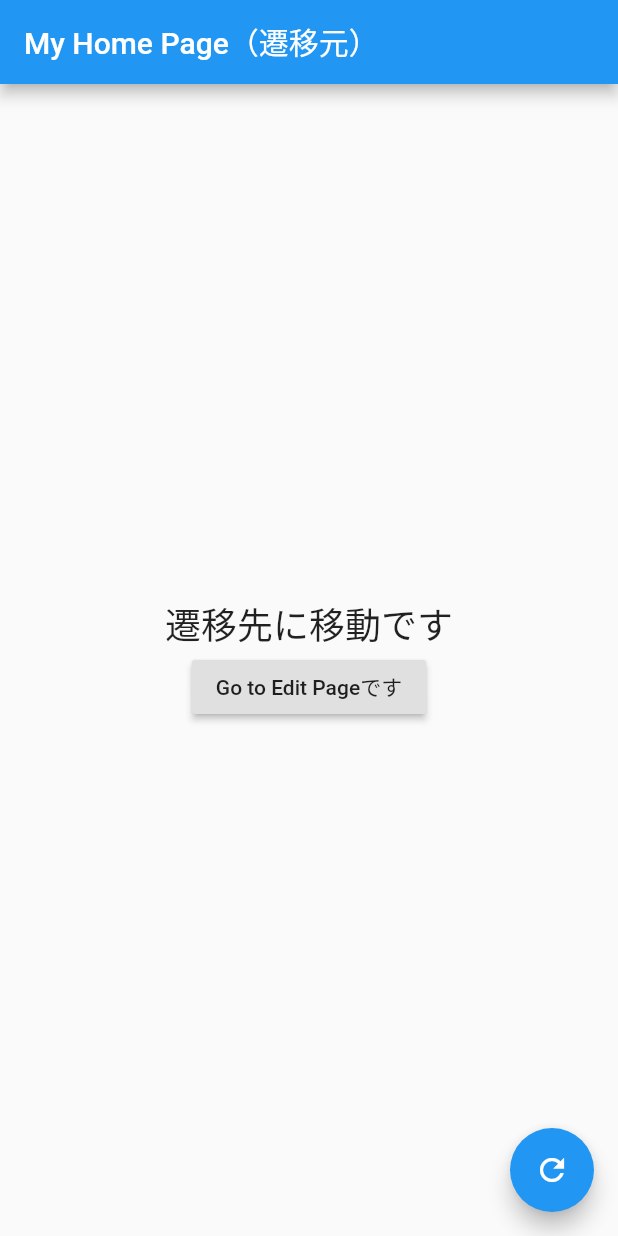
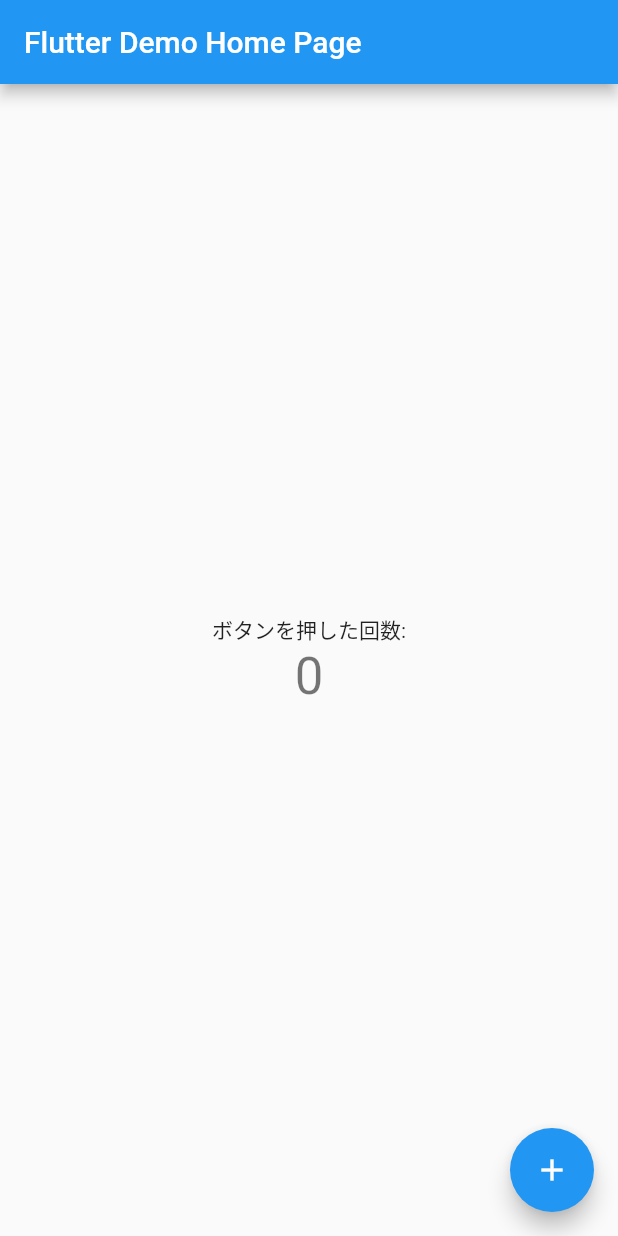
Before and after one commit to masal9pse/flutter-provider-practice, a Flutter app: the screen it shows after launch, on a phone screen of 412 x 824 dp. Run offline on Flutter 3.47's test engine with Material 2 defaults, Android fonts, the phone set to English and light mode, and no system bars.

Commit message:
初期のカウント画面 ;

```diff
--- a/lib/main.dart
+++ b/lib/main.dart
@@ -1,169 +1,72 @@
-// @dart=2.9
 import 'package:flutter/material.dart';
-import 'package:flutter/rendering.dart';
-import 'package:provider/provider.dart';
 
 void main() {
-  runApp(
-    MultiProvider(
-      providers: [
-        ChangeNotifierProvider<ResultProvider>(
-          create: (context) => ResultProvider(),
-        ),
-      ],
-      child: MaterialApp(
-        home: MyHomePage(),
-      ),
-    ),
-  );
+  runApp(const MyApp());
 }
 
-class ResultProvider extends ChangeNotifier {
-  String _result;
+class MyApp extends StatelessWidget {
+  const MyApp({Key? key}) : super(key: key);
 
-  ResultProvider() {
-    initValue();
-  }
-
-  // 初期化
-  void initValue() {
-    this._result = "遷移先に移動です";
-  }
-
-  void refresh() {
-    initValue();
-    notifyListeners(); // Providerを介してConsumer配下のWidgetがリビルドされる
-  }
-
-  void updateText(String str) {
-    _result = str;
-  }
-
-  void notify() {
-    notifyListeners(); // Providerを介してConsumer配下のWidgetがリビルドされる
-  }
-}
-
-// 遷移元ページ
-class MyHomePage extends StatelessWidget {
+  // This widget is the root of your application.
   @override
   Widget build(BuildContext context) {
-    // テキスト表示
-    Widget _renderText(ResultProvider model) {
-      // print('text:${model._result}');
-      return Center(
-        child: Column(
-          mainAxisAlignment: MainAxisAlignment.center,
-          children: [
-            Text(
-              model._result, // ResultProviderのプロパティ
-              style: Theme.of(context).textTheme.headline5,
+    return MaterialApp(
+      title: 'Flutter Demo',
+      theme: ThemeData(
+        primarySwatch: Colors.blue,
       ),
-            RaisedButton(
-              child: Text('Go to Edit Pageです'),
-              onPressed: () async {
-                model.updateText('Hello! from HomePage.');
-                await Navigator.push(
-                  context,
-                  MaterialPageRoute(
-                    builder: (context) =>
-                    // 引数に遷移元から遷移先へ渡す値を設定
-                    EditPage(),
-                  ),
-                );
-                // print(result);
-                model.notify(); // ResultProviderのメソッド
-              },
-            ),
-          ],
-        ),
-      );
-    }
-
-    // サンプル１：Scaffold全体をリビルド
-    return Consumer<ResultProvider>(builder: (context, model, _) {
-      return Scaffold(
-        appBar: appBar(),
-        body: _renderText(model),
-        floatingActionButton: FloatingActionButton(
-          onPressed: () {
-            model.refresh();
-          },
-          child: Icon(
-            Icons.refresh,
-          ),
-        ),
-      );
-    });
-
-    // サンプル２：appBar以外をリビルド
-    // return Scaffold(
-    //   appBar: appBar(),
-    //   body: Consumer<ResultProvider>(builder: (context, model, _) {
-    //     return _renderText(model);
-    //   }),
-    //   floatingActionButton:
-    //   Consumer<ResultProvider>(builder: (context, model, _) {
-    //     return FloatingActionButton(
-    //       onPressed: () {
-    //         model.refresh(); // ResultProviderのメソッド
-    //       },
-    //       child: Icon(
-    //         Icons.refresh,
-    //       ),
-    //     );
-    //   }),
-    // );
-  }
-
-  appBar() {
-    print('appBar実行');
-    return AppBar(
-      title: Text('My Home Page（遷移元）'),
+      home: const MyHomePage(title: 'Flutter Demo Home Page'),
     );
   }
 }
 
-// 遷移先ページ
-class EditPage extends StatelessWidget {
-  final receive;
-  const EditPage({Key key, this.receive}) : super(key: key);
+class MyHomePage extends StatefulWidget {
+  const MyHomePage({Key? key, required this.title}) : super(key: key);
+
+  final String title;
+
+  @override
+  State<MyHomePage> createState() => _MyHomePageState();
+}
+
+class _MyHomePageState extends State<MyHomePage> {
+  int _counter = 0;
+
+  void _incrementCounter() {
+    setState(() {
+      _counter++;
+    });
+  }
 
   @override
   Widget build(BuildContext context) {
-    return Consumer<ResultProvider>(
-      builder: (context, model, child) {
-        return WillPopScope(
-          onWillPop: () {
-            model.updateText('Thank you! from 戻るアイコン'); // ResultProviderのメソッド
-            Navigator.pop(context);
-            return Future.value(false);
-          },
-          child: Scaffold(
+    return Scaffold(
       appBar: AppBar(
-              title: Text('Edit Page（遷移先）'),
+        // Here we take the value from the MyHomePage object that was created by
+        // the App.build method, and use it to set our appbar title.
+        title: Text(widget.title),
       ),
       body: Center(
+        // Center is a layout widget. It takes a single child and positions it
+        // in the middle of the parent.
         child: Column(
           mainAxisAlignment: MainAxisAlignment.center,
-                children: [
+          children: <Widget>[
+            const Text(
+              'ボタンを押した回数:',
+            ),
             Text(
-                    model._result,
-                    style: Theme.of(context).textTheme.headline5,
+              '$_counter',
+              style: Theme.of(context).textTheme.headline4,
             ),
-                  RaisedButton(
-                      child: Text('Return'),
-                      onPressed: () {
-                        model.updateText(
-                            'Thank you! from 戻るボタン'); // ResultProviderのメソッド
-                        Navigator.pop(context);
-                      }),
           ],
         ),
       ),
-          ),
-        );
-      },
+      floatingActionButton: FloatingActionButton(
+        onPressed: _incrementCounter,
+        tooltip: 'Increment',
+        child: const Icon(Icons.add),
+      ), // This trailing comma makes auto-formatting nicer for build methods.
     );
   }
 }
```
Lines whose indentation alone changed are shown as unchanged.
